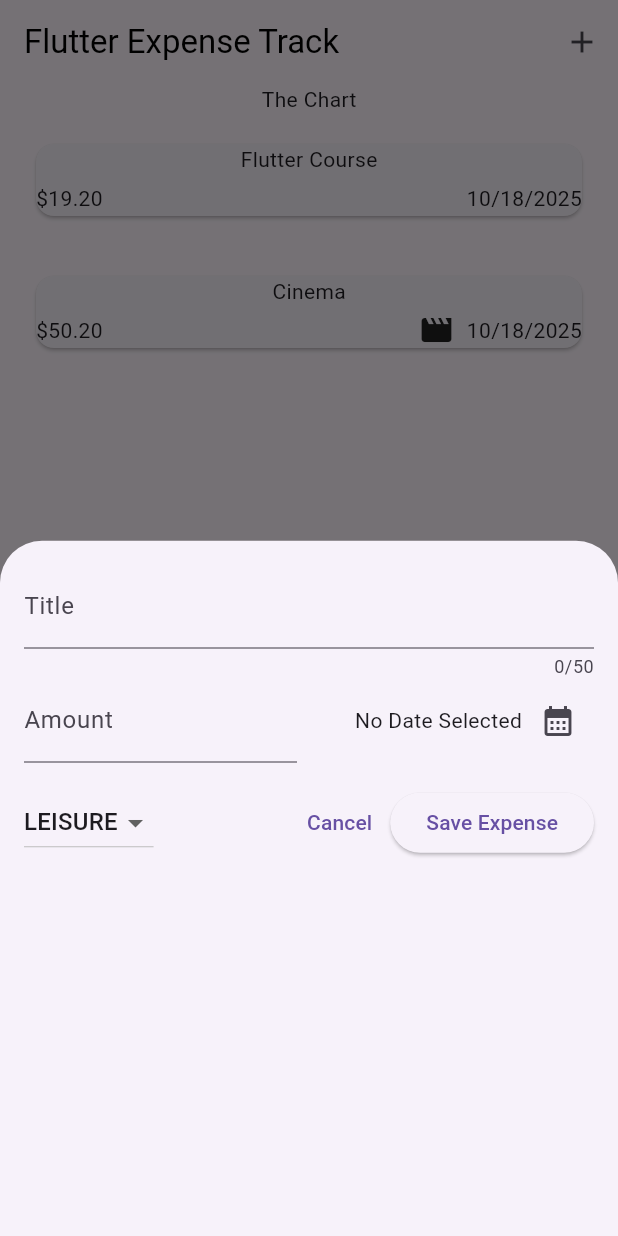
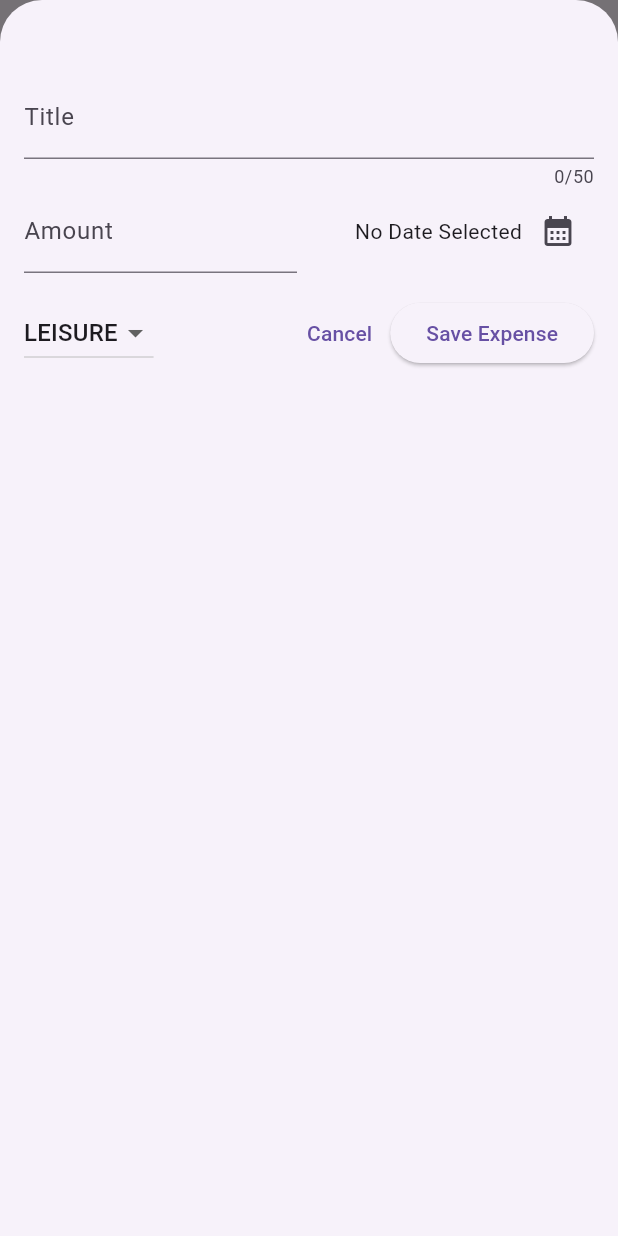
Before and after one commit to niloymamun/expenses-tracker, a Flutter app: the screen it shows after launch, after a tap on the "add" icon, on a phone screen of 412 x 824 dp. Run offline on Flutter 3.47's test engine with Material 3 defaults, Android fonts, the phone set to English and light mode, and no system bars.

Commit message:
Creating a Fullscreen Modal

```diff
--- a/lib/widgets/expenses.dart
+++ b/lib/widgets/expenses.dart
@@ -28,6 +28,7 @@ class _ExpensesState extends State<Expenses> {
   ];
   void _openAddExpenseOverlay() {
     showModalBottomSheet(
+      isScrollControlled: true,
       context: context,
       builder: (ctx) {
         return NewExpense(onAddExpense: _addExpense);
--- a/lib/widgets/expenses_list/new_expense.dart
+++ b/lib/widgets/expenses_list/new_expense.dart
@@ -65,6 +65,7 @@ class _NewExpenseState extends State<NewExpense> {
         category: _selectedCategory,
       ),
     );
+    Navigator.pop(context);
   }
 
   @override
@@ -76,7 +77,7 @@ class _NewExpenseState extends State<NewExpense> {
   @override
   Widget build(BuildContext context) {
     return Padding(
-      padding: EdgeInsets.all(16),
+      padding: EdgeInsets.fromLTRB(16, 50, 16, 16),
       child: Column(
         children: [
           TextField(
```
